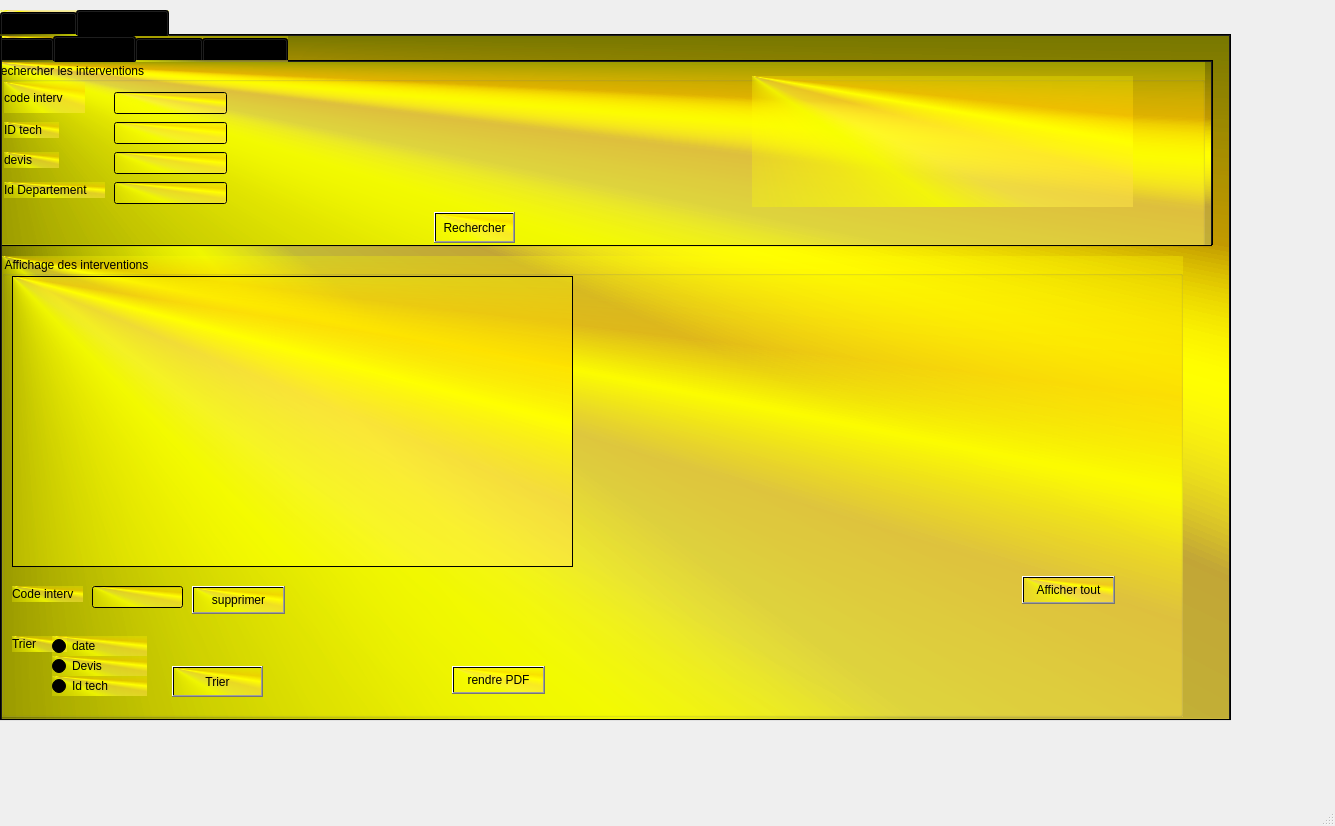
The window that mainwindow.ui (Firas-Bha/Smart-Factory-2A2) describes before a commit, drawn with Qt 5.
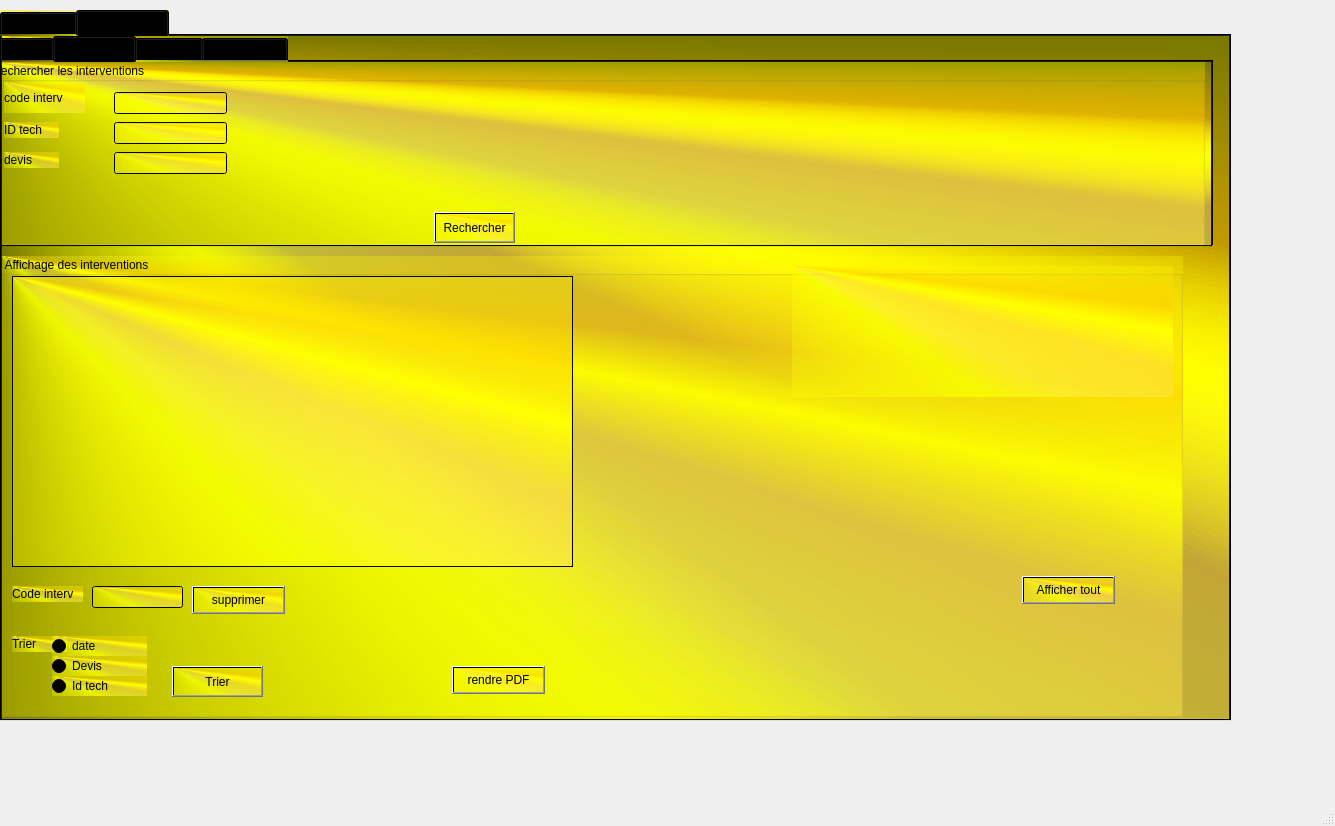
The same window after the commit. The open tabs and pages were chosen to show the change. Icons and pictures are not drawn. Custom widgets are drawn as their Qt base class.

```diff
--- a/mainwindow.ui
+++ b/mainwindow.ui
@@ -27,7 +27,7 @@
      <string notr="true">background-color: qconicalgradient(cx:0, cy:0, angle:135, stop:0 rgba(255, 255, 0, 69), stop:0.375 rgba(255, 255, 0, 69), stop:0.423533 rgba(251, 255, 0, 145), stop:0.45 rgba(247, 255, 0, 208), stop:0.477581 rgba(255, 244, 71, 130), stop:0.518717 rgba(255, 218, 71, 130), stop:0.55 rgba(255, 255, 0, 255), stop:0.57754 rgba(255, 203, 0, 130), stop:0.625 rgba(255, 255, 0, 69), stop:1 rgba(255, 255, 0, 69));</string>
     </property>
     <property name="currentIndex">
-     <number>1</number>
+     <number>0</number>
     </property>
     <widget class="QWidget" name="tabWidgetPage1">
      <attribute name="title">
@@ -728,7 +728,7 @@
           </rect>
          </property>
          <property name="text">
-          <string>ID departement</string>
+          <string>ID Machine</string>
          </property>
         </widget>
         <widget class="QLineEdit" name="lineEdit_iddint_ajout">
@@ -850,29 +850,6 @@
           <string>devis</string>
          </property>
         </widget>
-        <widget class="QLineEdit" name="lineEdit_idd_int_modif">
-         <property name="geometry">
-          <rect>
-           <x>120</x>
-           <y>120</y>
-           <width>113</width>
-           <height>22</height>
-          </rect>
-         </property>
-        </widget>
-        <widget class="QLabel" name="label_5">
-         <property name="geometry">
-          <rect>
-           <x>10</x>
-           <y>120</y>
-           <width>101</width>
-           <height>16</height>
-          </rect>
-         </property>
-         <property name="text">
-          <string>Id Departement</string>
-         </property>
-        </widget>
        </widget>
       </widget>
       <widget class="QWidget" name="tab_6">
@@ -1008,6 +985,29 @@
           </rect>
          </property>
         </widget>
+        <widget class="QLineEdit" name="lineEdit_idd_int_modif">
+         <property name="geometry">
+          <rect>
+           <x>100</x>
+           <y>150</y>
+           <width>113</width>
+           <height>22</height>
+          </rect>
+         </property>
+        </widget>
+        <widget class="QLabel" name="label_5">
+         <property name="geometry">
+          <rect>
+           <x>0</x>
+           <y>150</y>
+           <width>101</width>
+           <height>16</height>
+          </rect>
+         </property>
+         <property name="text">
+          <string>Id Machine</string>
+         </property>
+        </widget>
        </widget>
       </widget>
       <widget class="QWidget" name="tab_3">
@@ -1178,12 +1178,11 @@
         <string>Id tech</string>
        </property>
       </widget>
-     </widget>
      <widget class="QLabel" name="label_3">
       <property name="geometry">
        <rect>
-        <x>750</x>
-        <y>40</y>
+         <x>790</x>
+         <y>10</y>
         <width>381</width>
         <height>131</height>
        </rect>
@@ -1194,6 +1193,7 @@
       <property name="pixmap">
        <pixmap>../IFACTORY.png</pixmap>
       </property>
+      </widget>
      </widget>
     </widget>
    </widget>
```
Lines whose indentation alone changed are shown as unchanged.
